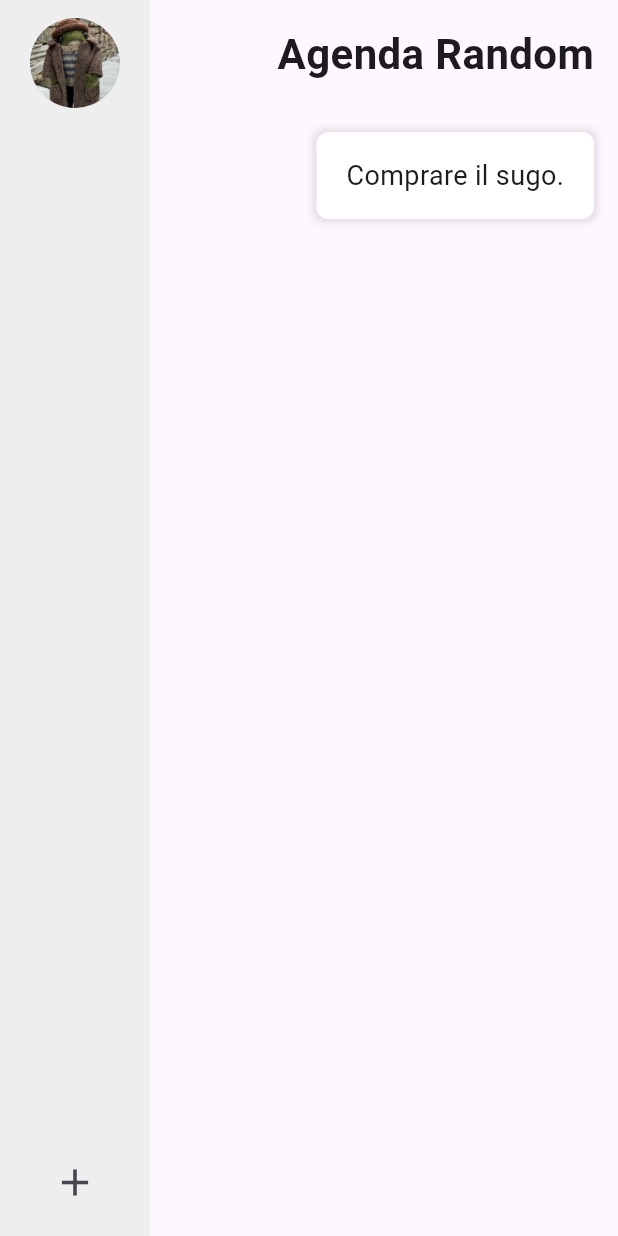
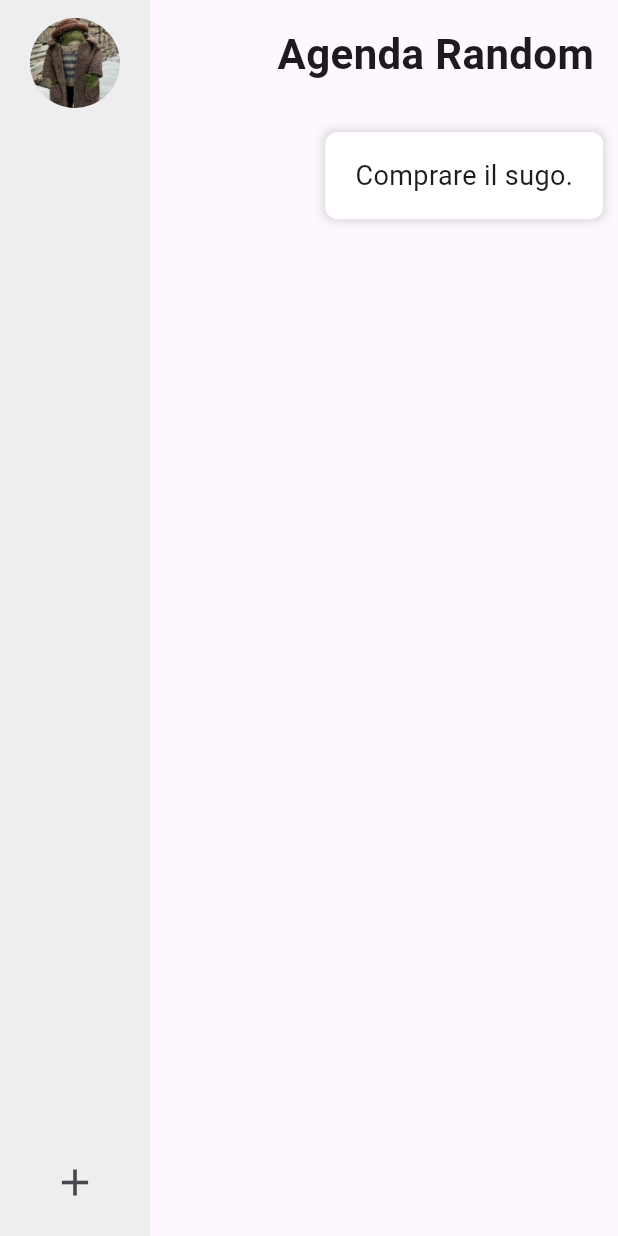
Before and after one commit to TheDollMaster98/project_3_todo_list, a Flutter app: the screen it shows after launch, after a tap on the "add" icon, on a phone screen of 412 x 824 dp. Run offline on Flutter 3.47's test engine with Material 3 defaults, Android fonts, the phone set to English and light mode, and no system bars.

Commit message:
Fixed position note

```diff
--- a/lib/components/note.dart
+++ b/lib/components/note.dart
@@ -22,8 +22,8 @@ class Note extends StatelessWidget {
       child: Container(
         // Padding interno del container:
         padding: EdgeInsets.symmetric(horizontal: 20, vertical: 16),
-        // Margin esterno per separare le note tra loro:
-        margin: EdgeInsets.only(bottom: 10),
+        // Margin per separare le note tra loro e non far toccare lo schermo:
+        margin: EdgeInsets.only(bottom: 10, right: 10),
         // BoxDecoration personalizza l'aspetto visivo del container.
         // La decorazione simula l'aspetto di una card con sfondo bianco, bordi arrotondati e ombra.
         decoration: BoxDecoration(
--- a/lib/pages/home/partials/home_page_body.dart
+++ b/lib/pages/home/partials/home_page_body.dart
@@ -33,9 +33,6 @@ class HomePageBody extends StatelessWidget {
           SizedBox(height: 16),
           // Expanded avvolge SingleChildScrollView per consentire alle note di scorrere senza occupare troppo spazio.
           Expanded(
-            // Padding aggiunge spazio ai lati del contenuto scrollabile per evitare che le note tocchino i bordi dello schermo.
-            child: Padding(
-              padding: const EdgeInsets.symmetric(horizontal: 16),
             // SingleChildScrollView consente alle note di scorrere verticalmente se superano la lunghezza dello schermo.
             child: SingleChildScrollView(
               child: Column(
@@ -51,7 +48,6 @@ class HomePageBody extends StatelessWidget {
               ),
             ),
           ),
-          ),
         ],
       ),
     );
```
Lines whose indentation alone changed are shown as unchanged.
